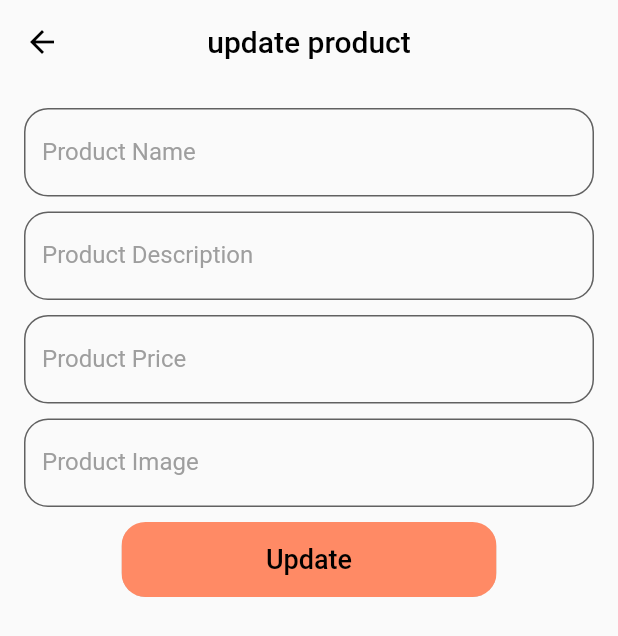
After one commit to YomnaOthmann/Store-App, a Flutter app: the UpdateProductScreen screen opened by its route, on a phone screen of 412 x 824 dp. The commit adds this screen. Shown: the top 636 px of the screen. Run offline on Flutter 3.47's test engine with Material 2 defaults, Android fonts, the phone set to English and light mode, and no system bars; our stand-ins replace font_awesome_flutter; network calls fail.

Commit message:
update screen added

```diff
--- a/lib/constants/routes.dart
+++ b/lib/constants/routes.dart
@@ -1,3 +1,4 @@
 class Routes {
   static const String home = "HomeScreen";
+  static const String updateProduct = "update product";
 }
--- a/lib/main.dart
+++ b/lib/main.dart
@@ -1,5 +1,6 @@
 import 'package:flutter/material.dart';
 import 'package:store_app/view/screens/home_screen.dart';
+import 'package:store_app/view/screens/update_product_screen.dart';
 
 import 'constants/routes.dart';
 
@@ -15,6 +16,7 @@ class StoreApp extends StatelessWidget {
     return MaterialApp(
       routes: {
         Routes.home: (context) => const HomeScreen(),
+        Routes.updateProduct: (context) => const UpdateProductScreen(),
       },
       debugShowCheckedModeBanner: false,
       theme: ThemeData(
--- /dev/null
+++ b/lib/view/screens/update_product_screen.dart
@@ -0,0 +1,52 @@
+import 'package:flutter/material.dart';
+import 'package:store_app/view/widgets/custom_button.dart';
+import 'package:store_app/view/widgets/custom_text_field.dart';
+
+class UpdateProductScreen extends StatelessWidget {
+  const UpdateProductScreen({super.key});
+
+  @override
+  Widget build(BuildContext context) {
+    return Scaffold(
+      appBar: AppBar(
+        title: Text("update product"),
+        backgroundColor: Colors.transparent,
+      ),
+      body: Padding(
+        padding: const EdgeInsets.all(16.0),
+        child: Column(
+          children: [
+            const CustomTextField(
+              label: "Product Name",
+            ),
+            const SizedBox(
+              height: 10,
+            ),
+            const CustomTextField(
+              label: "Product Description",
+            ),
+            const SizedBox(
+              height: 10,
+            ),
+            const CustomTextField(
+              label: "Product Price",
+            ),
+            const SizedBox(
+              height: 10,
+            ),
+            const CustomTextField(
+              label: "Product Image",
+            ),
+            const SizedBox(
+              height: 10,
+            ),
+            CustomButton(
+              textTitle: "Update",
+              pressed: () {},
+            ),
+          ],
+        ),
+      ),
+    );
+  }
+}
--- /dev/null
+++ b/lib/view/widgets/custom_button.dart
@@ -0,0 +1,25 @@
+import 'package:flutter/material.dart';
+
+class CustomButton extends StatelessWidget {
+  const CustomButton(
+      {super.key, required this.textTitle, required this.pressed});
+  final String textTitle;
+  final VoidCallback pressed;
+  @override
+  Widget build(BuildContext context) {
+    return ClipRRect(
+      borderRadius: BorderRadius.circular(16),
+      child: ElevatedButton(
+        style: ElevatedButton.styleFrom(
+            backgroundColor: Colors.deepOrange[300],
+            foregroundColor: Colors.black,
+            minimumSize: Size(250, 50)),
+        onPressed: pressed,
+        child: Text(
+          textTitle,
+          style: const TextStyle(fontSize: 18),
+        ),
+      ),
+    );
+  }
+}
--- /dev/null
+++ b/lib/view/widgets/custom_text_field.dart
@@ -0,0 +1,44 @@
+import 'package:flutter/material.dart';
+
+class CustomTextField extends StatelessWidget {
+  const CustomTextField(
+      {super.key,
+      required this.label,
+      this.validate,
+      this.type,
+      this.isPass,
+      this.controller});
+  final String label;
+  final String? Function(String?)? validate;
+  final TextEditingController? controller;
+  final TextInputType? type;
+  final bool? isPass;
+
+  @override
+  Widget build(BuildContext context) {
+    return TextFormField(
+      obscureText: isPass ?? false,
+      keyboardType: type,
+      controller: controller,
+      validator: validate,
+      decoration: InputDecoration(
+        labelText: label,
+        labelStyle: const TextStyle(
+          color: Colors.grey,
+        ),
+        border: const OutlineInputBorder(
+          borderSide: BorderSide(
+            width: 1,
+          ),
+        ),
+        enabledBorder: OutlineInputBorder(
+          borderSide: BorderSide(
+            color: Colors.grey[700]!,
+            width: 1,
+          ),
+          borderRadius: BorderRadius.circular(16),
+        ),
+      ),
+    );
+  }
+}
--- a/lib/view/widgets/product_card.dart
+++ b/lib/view/widgets/product_card.dart
@@ -1,6 +1,8 @@
 import 'package:flutter/material.dart';
 import 'package:font_awesome_flutter/font_awesome_flutter.dart';
 import 'package:store_app/models/product_model.dart';
+
+import '../../constants/routes.dart';
 
 class ProductCard extends StatefulWidget {
   const ProductCard({super.key, required this.model});
@@ -16,7 +18,11 @@ class _ProductCardState extends State<ProductCard> {
   @override
   Widget build(BuildContext context) {
     return Scaffold(
-      body: Stack(
+      body: GestureDetector(
+        onTap: () {
+          Navigator.pushNamed(context, Routes.updateProduct);
+        },
+        child: Stack(
           clipBehavior: Clip.none,
           alignment: AlignmentDirectional.topEnd,
           children: [
@@ -89,6 +95,7 @@ class _ProductCardState extends State<ProductCard> {
             ),
           ],
         ),
+      ),
     );
   }
 }
```
Lines whose indentation alone changed are shown as unchanged.
